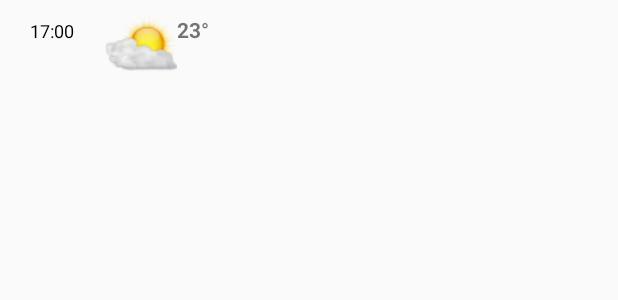
After one commit to sunado/Weather_DTUI_group7, an Android app: the layout item_hourly.xml on its own in the app's theme, with its tools: preview values and no code run, on a phone screen of 412 x 824 dp. The commit adds this screen. Shown: the top 300 px of the screen. Run offline under Robolectric (Android 15) with nearby library versions, the phone set to English and light mode, and no system bars.

Commit message:
add-layout-hourly

```diff
--- a/app/build.gradle
+++ b/app/build.gradle
@@ -28,6 +28,8 @@ dependencies {
     testCompile 'junit:junit:4.12'
     compile 'com.android.support:design:22.2.1'
     compile 'com.github.PhilJay:MPAndroidChart:v2.2.4'
+    compile 'pl.droidsonroids.gif:android-gif-drawable:1.1.+'
+
 }
 repositories {
     maven { url "https://jitpack.io" }
--- /dev/null
+++ b/app/src/main/res/layout/item_hourly.xml
@@ -0,0 +1,30 @@
+<?xml version="1.0" encoding="utf-8"?>
+<LinearLayout xmlns:android="http://schemas.android.com/apk/res/android"
+    android:orientation="horizontal"
+    android:layout_width="match_parent"
+    android:layout_height="match_parent"
+    android:paddingLeft="20dp"
+    android:paddingRight="20dp"
+    android:paddingTop="10dp"
+    >
+    <TextView
+        android:layout_width="50dp"
+        android:layout_height="wrap_content"
+        android:text="17:00"
+        android:textColor="#000000"
+        android:textSize="12dp"
+        android:id="@+id/hour"
+        />
+    <ImageView
+        android:layout_width="wrap_content"
+        android:layout_height="wrap_content"
+        android:id="@+id/image"
+        android:src="@drawable/status1"
+        />
+    <TextView
+        android:layout_width="wrap_content"
+        android:layout_height="wrap_content"
+        android:text="23°"
+        android:textStyle="bold"
+        />
+</LinearLayout>
```
Also changed, not shown: app/src/main/java/com/example/admin/weather_dtui_group7/DailyFragment.java (+8 -4 lines), app/src/main/java/com/example/admin/weather_dtui_group7/HourlyFragment.java (+80 -1 lines), app/src/main/java/com/example/admin/weather_dtui_group7/ItemHourly.java (added, +50 -0 lines), app/src/main/res/layout/hourly_layout.xml (+15 -12 lines).
